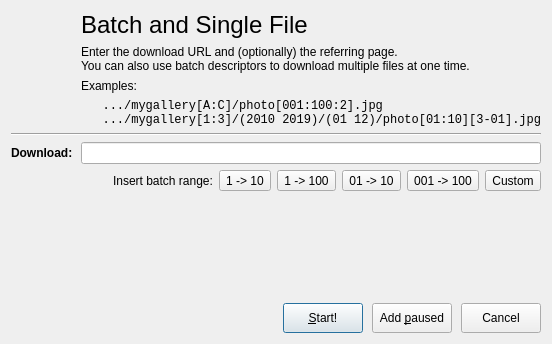
Before: the Qt Designer form src/dialogs/addbatchdialog.ui in setvisible/ArrowDL, drawn with Qt 5.
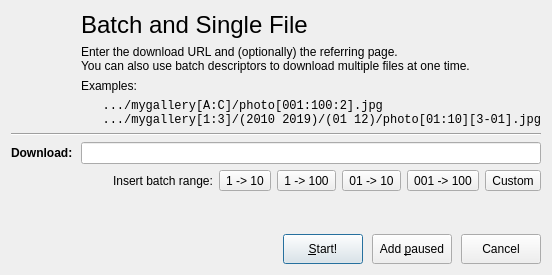
After: the same form once the commit is applied. Icons and pictures are not drawn. Custom widgets are drawn as their Qt base class.

Patch:
```diff
--- a/src/dialogs/addbatchdialog.ui
+++ b/src/dialogs/addbatchdialog.ui
@@ -7,13 +7,13 @@
     <x>0</x>
     <y>0</y>
     <width>538</width>
-    <height>342</height>
+    <height>275</height>
    </rect>
   </property>
   <property name="modal">
    <bool>true</bool>
   </property>
-  <layout class="QVBoxLayout" name="verticalLayout" stretch="0,0,0">
+  <layout class="QVBoxLayout" name="verticalLayout">
    <item>
     <layout class="QGridLayout" name="gridLayout">
      <item row="1" column="1">
@@ -225,13 +225,20 @@
     </layout>
    </item>
    <item>
-    <widget class="UrlFormWidget" name="urlFormWidget" native="true">
-     <property name="minimumSize">
+    <spacer name="verticalSpacer">
+     <property name="orientation">
+      <enum>Qt::Vertical</enum>
+     </property>
+     <property name="sizeHint" stdset="0">
       <size>
-       <width>40</width>
-       <height>100</height>
+       <width>20</width>
+       <height>20</height>
       </size>
      </property>
+    </spacer>
+   </item>
+   <item>
+    <widget class="UrlFormWidget" name="urlFormWidget" native="true">
      <property name="focusPolicy">
       <enum>Qt::StrongFocus</enum>
      </property>
```
